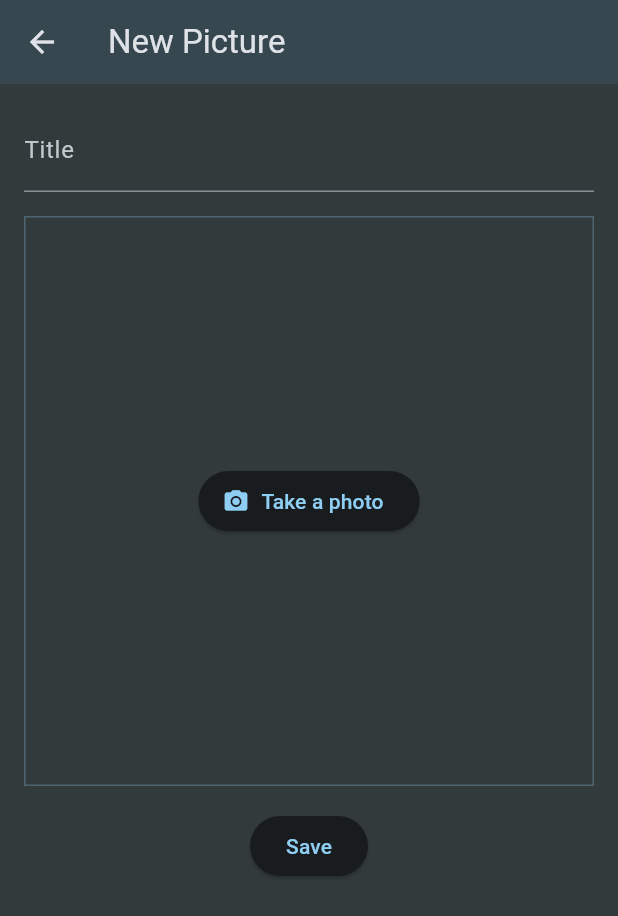
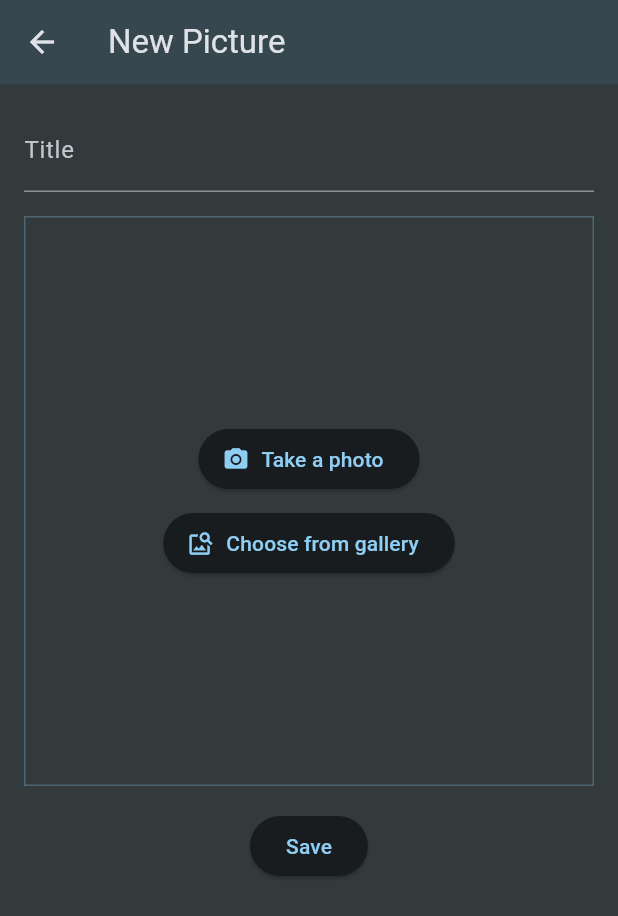
Before and after one commit to sylvix/gallery_flutter_1, a Flutter app: the screen it shows after launch, after a tap on the "add" icon, on a phone screen of 412 x 824 dp. Shown: the top 916 px of the screen. Run offline on Flutter 3.47's test engine with Material 3 defaults, Android fonts, the phone set to English and light mode, and no system bars; our stand-ins replace flutter_dotenv, flutter_riverpod, image_picker, supabase_flutter; accounts and stored records are empty; network calls fail.

Commit message:
Lesson-63 supabase

```diff
--- a/lib/main.dart
+++ b/lib/main.dart
@@ -1,6 +1,8 @@
 import 'package:flutter/material.dart';
+import 'package:flutter_dotenv/flutter_dotenv.dart';
 import 'package:flutter_riverpod/flutter_riverpod.dart';
 import 'package:gallery/screens/home_screen.dart';
+import 'package:supabase_flutter/supabase_flutter.dart';
 
 final theme = ThemeData.dark().copyWith(
   colorScheme: ColorScheme.fromSeed(
@@ -11,7 +13,13 @@ final theme = ThemeData.dark().copyWith(
   scaffoldBackgroundColor: Color.fromARGB(255, 50, 58, 60),
 );
 
-void main() {
+void main() async {
+  WidgetsFlutterBinding.ensureInitialized();
+  await dotenv.load(fileName: '.env');
+  await Supabase.initialize(
+    url: dotenv.env['SUPABASE_URL']!,
+    anonKey: dotenv.env['SUPABASE_ANON_KEY']!,
+  );
   runApp(ProviderScope(child: GalleryApp()));
 }
 
--- a/lib/models/picture.dart
+++ b/lib/models/picture.dart
@@ -1,9 +1,11 @@
-import 'dart:io';
-
 class Picture {
   final String id;
   final String title;
-  final File image;
+  final String image;
 
   const Picture({required this.id, required this.title, required this.image});
+
+  factory Picture.fromJson(Map<String, dynamic> json) {
+    return Picture(id: json['id'], title: json['title'], image: json['image']);
+  }
 }
--- a/lib/providers/favorite_provider.dart
+++ b/lib/providers/favorite_provider.dart
@@ -27,6 +27,11 @@ final favoritesProvider = NotifierProvider<FavoritesNotifier, List<String>>(
 
 final favoritesPicturesProvider = Provider<List<Picture>>((ref) {
   final favoriteIds = ref.watch(favoritesProvider);
-  final allPictures = ref.watch(picturesProvider);
+  final allPictures = ref.watch(picturesProvider).value;
+
+  if (allPictures == null) {
+    return [];
+  }
+
   return allPictures.where((pic) => favoriteIds.contains(pic.id)).toList();
 });
--- a/lib/providers/picture_provider.dart
+++ b/lib/providers/picture_provider.dart
@@ -1,17 +1,31 @@
 import 'package:flutter_riverpod/flutter_riverpod.dart';
 import 'package:gallery/models/picture.dart';
+import 'package:supabase_flutter/supabase_flutter.dart';
 
-class PicturesNotifier extends Notifier<List<Picture>> {
+final picturesProvider = FutureProvider<List<Picture>>((ref) async {
+  final supabase = Supabase.instance.client;
+  final response = await supabase.from('pictures').select();
+  final List<Picture> pictures = [];
+  for (final row in response) {
+    pictures.add(Picture.fromJson(row));
+  }
+  return pictures;
+});
+
+class CreatePictureNotifier extends AsyncNotifier<void> {
   @override
-  List<Picture> build() {
-    return [];
-  }
+  build() {}
 
-  void addPicture(Picture picture) {
-    state = [...state, picture];
+  Future<void> createPicture(String title, String image) async {
+    state = AsyncValue.loading();
+    state = await AsyncValue.guard(() async {
+      final supabase = Supabase.instance.client;
+      await supabase.from('pictures').insert({'title': title, 'image': image});
+    });
   }
 }
 
-final picturesProvider = NotifierProvider<PicturesNotifier, List<Picture>>(
-  PicturesNotifier.new,
-);
+final createPictureProvider =
+    AsyncNotifierProvider<CreatePictureNotifier, void>(
+      CreatePictureNotifier.new,
+    );
--- /dev/null
+++ b/lib/providers/picture_upload_provider.dart
@@ -0,0 +1,29 @@
+import 'dart:io';
+
+import 'package:flutter_riverpod/flutter_riverpod.dart';
+import 'package:supabase_flutter/supabase_flutter.dart';
+
+class PictureUploadNotifier extends AsyncNotifier<void> {
+  @override
+  build() {}
+
+  Future<void> uploadImage(File image, String fileName) async {
+    state = AsyncValue.loading();
+
+    state = await AsyncValue.guard(() async {
+      final supabase = Supabase.instance.client;
+      await supabase.storage.from('images').upload(fileName, image);
+    });
+  }
+
+  String getImageUrl(String fileName) {
+    final supabase = Supabase.instance.client;
+    final url = supabase.storage.from('images').getPublicUrl(fileName);
+    return url;
+  }
+}
+
+final pictureUploadProvider =
+    AsyncNotifierProvider<PictureUploadNotifier, void>(
+      PictureUploadNotifier.new,
+    );
--- a/lib/screens/gallery_screen.dart
+++ b/lib/screens/gallery_screen.dart
@@ -8,20 +8,21 @@ import 'package:gallery/widgets/pictures_grid.dart';
 class GalleryScreen extends ConsumerWidget {
   const GalleryScreen({super.key});
 
-  void _goToNewPictureScreen(BuildContext context) {
-    Navigator.of(
+  void _goToNewPictureScreen(BuildContext context, WidgetRef ref) async {
+    await Navigator.of(
       context,
     ).push(MaterialPageRoute(builder: (ctx) => NewPictureScreen()));
+    ref.invalidate(picturesProvider);
   }
 
   @override
   Widget build(BuildContext context, WidgetRef ref) {
-    final pictures = ref.watch(picturesProvider);
+    final picturesState = ref.watch(picturesProvider);
     Widget content = Center(child: Text('No images yet.'));
 
-    if (pictures.isNotEmpty) {
+    if (picturesState.hasValue) {
       content = PicturesGrid(
-        pictures: pictures,
+        pictures: picturesState.value!,
         onPictureSelected: (picture) {
           Navigator.of(context).push(
             MaterialPageRoute(
@@ -39,7 +40,7 @@ class GalleryScreen extends ConsumerWidget {
           IconButton(
             icon: Icon(Icons.add),
             onPressed: () {
-              _goToNewPictureScreen(context);
+              _goToNewPictureScreen(context, ref);
             },
           ),
         ],
--- a/lib/screens/new_picture_screen.dart
+++ b/lib/screens/new_picture_screen.dart
@@ -2,9 +2,10 @@ import 'dart:io';
 
 import 'package:flutter/material.dart';
 import 'package:flutter_riverpod/flutter_riverpod.dart';
-import 'package:gallery/models/picture.dart';
 import 'package:gallery/providers/picture_provider.dart';
+import 'package:gallery/providers/picture_upload_provider.dart';
 import 'package:gallery/widgets/image_picker_field.dart';
+import 'package:path/path.dart' as path;
 
 class NewPictureScreen extends ConsumerStatefulWidget {
   const NewPictureScreen({super.key});
@@ -17,20 +18,26 @@ class _NewPictureScreenState extends ConsumerState<NewPictureScreen> {
   final _titleController = TextEditingController();
   File? _selectedImage;
 
-  void _savePicture() {
+  void _savePicture() async {
     final title = _titleController.text;
+
     if (title.trim().isEmpty || _selectedImage == null) {
       return;
     }
 
-    final newPicture = Picture(
-      id: DateTime.now().toIso8601String(),
-      title: title,
-      image: _selectedImage!,
-    );
+    final now = DateTime.now();
+    final image = _selectedImage!;
+    final fileName =
+        '${now.microsecondsSinceEpoch}${path.extension(image.path)}';
 
-    ref.read(picturesProvider.notifier).addPicture(newPicture);
-    Navigator.of(context).pop();
+    await ref.read(pictureUploadProvider.notifier).uploadImage(image, fileName);
+    await ref
+        .read(createPictureProvider.notifier)
+        .createPicture(title, fileName);
+
+    if (mounted) {
+      Navigator.of(context).pop();
+    }
   }
 
   @override
@@ -41,6 +48,10 @@ class _NewPictureScreenState extends ConsumerState<NewPictureScreen> {
 
   @override
   Widget build(BuildContext context) {
+    final uploadState = ref.watch(pictureUploadProvider);
+    final createState = ref.watch(createPictureProvider);
+    final isLoading = uploadState.isLoading || createState.isLoading;
+
     return Scaffold(
       appBar: AppBar(title: Text('New Picture')),
       body: SingleChildScrollView(
@@ -58,7 +69,17 @@ class _NewPictureScreenState extends ConsumerState<NewPictureScreen> {
               },
             ),
             SizedBox(height: 16),
-            ElevatedButton(onPressed: _savePicture, child: Text('Save')),
+            ElevatedButton(
+              onPressed: isLoading ? null : _savePicture,
+              child:
+                  isLoading
+                      ? SizedBox(
+                        width: 14,
+                        height: 14,
+                        child: CircularProgressIndicator(),
+                      )
+                      : Text('Save'),
+            ),
           ],
         ),
       ),
--- a/lib/widgets/image_picker_field.dart
+++ b/lib/widgets/image_picker_field.dart
@@ -15,11 +15,11 @@ class ImagePickerField extends StatefulWidget {
 class _ImagePickerFieldState extends State<ImagePickerField> {
   File? _selectedImage;
 
-  void _takePhoto() async {
+  void _takePhoto(ImageSource source) async {
     final imagePicker = ImagePicker();
 
     final image = await imagePicker.pickImage(
-      source: ImageSource.camera,
+      source: source,
       preferredCameraDevice: CameraDevice.rear,
       maxWidth: 1024,
     );
@@ -46,23 +46,31 @@ class _ImagePickerFieldState extends State<ImagePickerField> {
   @override
   Widget build(BuildContext context) {
     final theme = Theme.of(context);
-    Widget content = ElevatedButton.icon(
+    Widget content = Column(
+      mainAxisSize: MainAxisSize.min,
+      children: [
+        ElevatedButton.icon(
           icon: Icon(Icons.camera_alt),
           label: Text('Take a photo'),
-      onPressed: _takePhoto,
+          onPressed: () => _takePhoto(ImageSource.camera),
+        ),
+        SizedBox(height: 8),
+        ElevatedButton.icon(
+          icon: Icon(Icons.image_search),
+          label: Text('Choose from gallery'),
+          onPressed: () => _takePhoto(ImageSource.gallery),
+        ),
+      ],
     );
 
     if (_selectedImage != null) {
       content = Stack(
         children: [
-          Transform.flip(
-            flipX: true,
-            child: Image.file(
+          Image.file(
             _selectedImage!,
             width: double.infinity,
             alignment: Alignment.bottomLeft,
             fit: BoxFit.cover,
-            ),
           ),
           Positioned(
             bottom: 4,
--- a/pubspec.yaml
+++ b/pubspec.yaml
@@ -36,6 +36,9 @@ dependencies:
   cupertino_icons: ^1.0.8
   flutter_riverpod: ^2.6.1
   image_picker: ^1.1.2
+  flutter_dotenv: ^5.2.1
+  supabase_flutter: ^2.9.1
+  path: ^1.9.1
 
 dev_dependencies:
   flutter_test:
@@ -62,6 +65,7 @@ flutter:
   # To add assets to your application, add an assets section, like this:
   assets:
     - assets/images/
+    - .env
 
   # An image asset can refer to one or more resolution-specific "variants", see
   # https://flutter.dev/to/resolution-aware-images
```
Also changed, not shown: lib/screens/picture_screen.dart (+6 -1 lines), lib/widgets/pictures_grid.dart (+10 -4 lines), pubspec.lock, 2 other files. Lines whose indentation alone changed are shown as unchanged.
